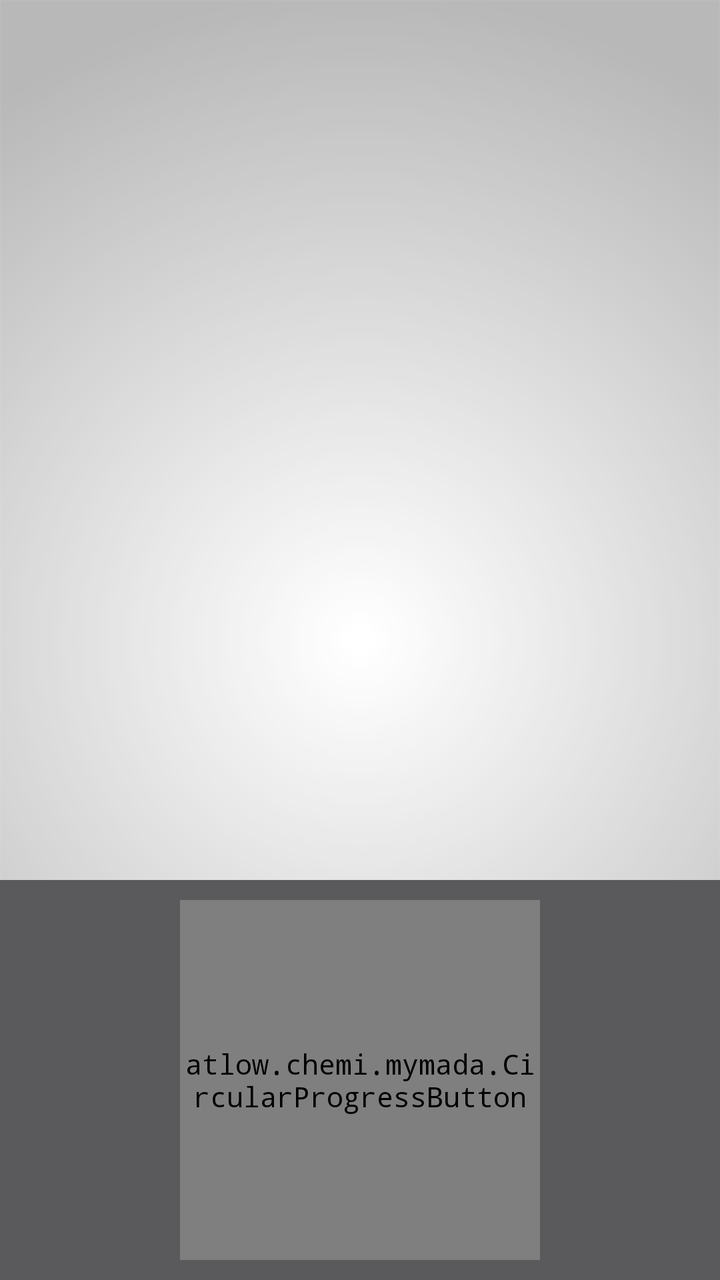
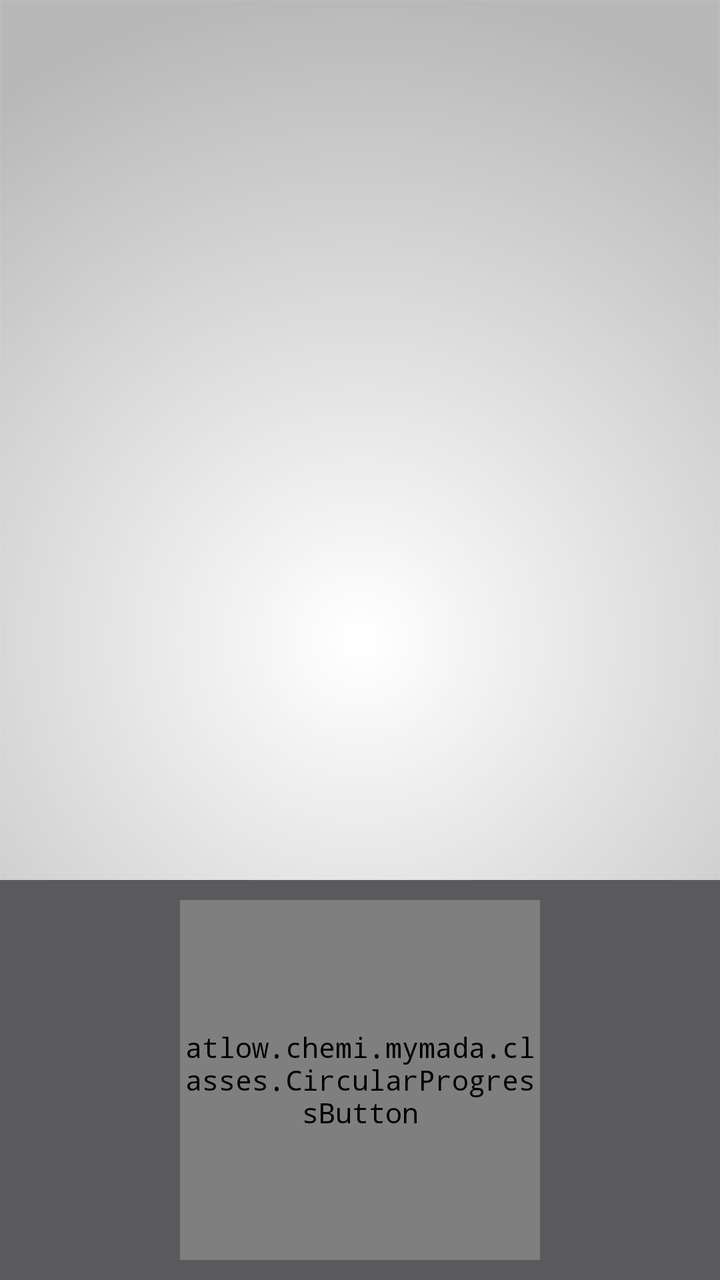

The first picture is an Android layout as it rendered before a commit; the second is the same layout after the commit. The layout source and the unified diff follow.
<!-- AndroidManifest.xml: application theme AppTheme -->
<!-- res/layout/activity_contract_calc.xml -->
<?xml version="1.0" encoding="utf-8"?>
<RelativeLayout xmlns:android="http://schemas.android.com/apk/res/android"
    xmlns:tools="http://schemas.android.com/tools"
    xmlns:app="http://schemas.android.com/apk/res-auto"
    android:orientation="vertical"
    android:layout_width="match_parent"
    android:layout_height="match_parent">
    <androidx.recyclerview.widget.RecyclerView
        android:id="@+id/recycler_view"
        android:layout_width="match_parent"
        android:layout_height="match_parent"
        android:layout_above="@+id/contractBtn"
        android:clipToPadding="false"
        android:scrollbars="vertical" />
    <RelativeLayout
        android:layout_width="match_parent"
        android:layout_height="wrap_content"
        android:background="@color/buttonMaterialDark"
        android:layout_alignParentBottom="true"
        android:id="@+id/contractBtn">
        <atlow.chemi.mymada.CircularProgressButton
            android:layout_centerHorizontal="true"
            android:id="@+id/contra_btn"
            android:text="@string/startContract"
            android:layout_marginTop="10dp"
            android:clickable="true"
            android:focusable="true"
            android:layout_marginBottom="10dp"
            android:textColor="@color/Ocean"
            android:textSize="30sp"
            android:gravity="center"
            android:layout_width="180dp"
            android:layout_height="180dp"
            android:background="@drawable/round_button"
            app:spinning_bar_width="4dp"
            app:finalCornerAngle="100dp"
            app:initialCornerAngle="100dp"
            app:spinning_bar_color="@color/Ocean"
            app:spinning_bar_padding="0dp"/>
    </RelativeLayout>
</RelativeLayout>
<!-- resources referenced by this layout -->
<resources>
  <color name="Ocean">#3586B5</color>
  <color name="buttonMaterialDark">#ff5a595b</color>
  <!-- drawable round_button (drawable) -->
  <?xml version="1.0" encoding="utf-8"?>
  <shape android:shape="rectangle" xmlns:android="http://schemas.android.com/apk/res/android">
      <size android:width="200dp" android:height="200dp" />
      <corners android:radius="100dp" />
      <solid android:color="#fff" />
  </shape>
  
  <string name="startContract">תחילת ציר</string>
  <style name="AppTheme" parent="Theme.AppCompat.Light">
          
          <item name="android:textColor">@color/Black</item>
          <item name="colorPrimary">@color/ColorPrimary</item>
          <item name="colorPrimaryDark">@color/ColorPrimaryDark</item>
          <item name="android:textColorHintInverse">@color/ColorBlue</item>
          <item name="actionBarTheme">@style/ThemeOverlay.AppCompat.Dark.ActionBar</item>
          <item name="buttonStyle">@style/FButton</item>
          <item name="android:buttonStyle">@style/FButton</item>
          <item name="colorAccent">@color/materialGrey300</item>
          
          <item name="android:actionMenuTextColor">@color/Black</item>
          <item name="android:itemBackground">@color/materialGrey300</item>
          <item name="android:textColorSecondary">@color/ColorRedDark</item>
          <item name="android:windowBackground">@drawable/ic_bgg</item>
          <item name="android:typeface">monospace</item>
  
          <item name="android:textColorHint">@color/ColorAqua</item>
          <item name="colorControlNormal">@color/ColorBlue</item>
          <item name="colorControlActivated">@color/ColorAqua</item>
          <item name="colorControlHighlight">@color/ColorAqua</item>
      </style>
  <color name="Black">#000000</color>
  <color name="ColorPrimary">#10133b</color>
  <color name="ColorPrimaryDark">#1a1d4b</color>
  <color name="ColorBlue">#98194853</color>
  <style name="FButton" parent="Theme.AppCompat.Light">
          <item name="colorControlHighlight">@color/ColorBlue</item>
          <item name="android:textColor">@color/ColorAqua</item>
          <item name="android:textSize">20sp</item>
      </style>
  <color name="materialGrey300">#ffe0e0e0</color>
  <color name="ColorRedDark">#6b0000</color>
  <!-- drawable ic_bgg: png bitmap (drawable, 33899 bytes) -->
  <color name="ColorAqua">#32a7c3</color>
</resources>

<!-- the commit's change to res/layout/activity_contract_calc.xml (unified diff, before → after) -->
@@ -18,7 +18,7 @@
         android:background="@color/buttonMaterialDark"
         android:layout_alignParentBottom="true"
         android:id="@+id/contractBtn">
-        <atlow.chemi.mymada.CircularProgressButton
+        <atlow.chemi.mymada.classes.CircularProgressButton
             android:layout_centerHorizontal="true"
             android:id="@+id/contra_btn"
             android:text="@string/startContract"
<!-- resource entries referenced after the edit -->
@@ -31,7 +31,8 @@
           <item name="android:textColorHint">@color/ColorAqua</item>
           <item name="colorControlNormal">@color/ColorBlue</item>
           <item name="colorControlActivated">@color/ColorAqua</item>
-          <item name="colorControlHighlight">@color/ColorAqua</item>
+          
+          <item name="colorControlHighlight">@android:color/transparent</item>
       </style>
   <color name="Black">#000000</color>
   <color name="ColorPrimary">#10133b</color>
